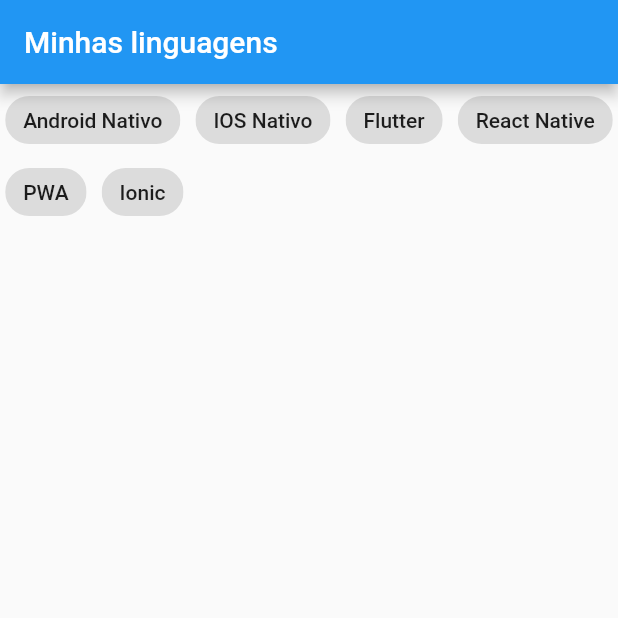
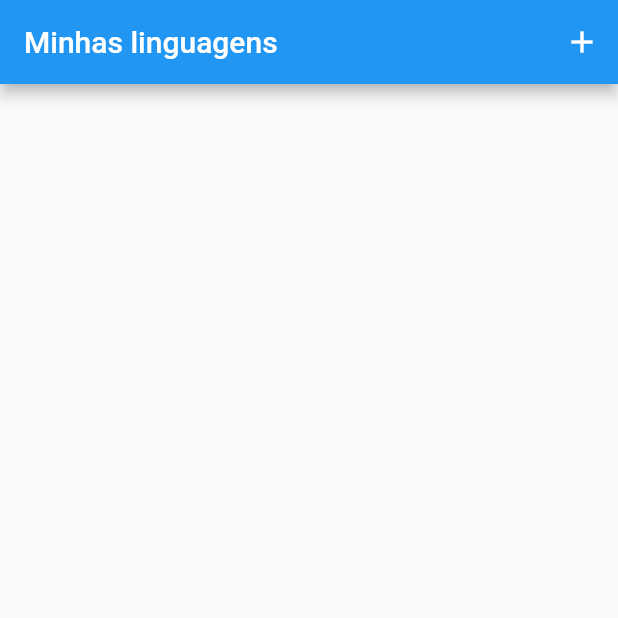
Before and after one commit to rm344672/projeto1-flutter, a Flutter app: the screen it shows after launch, on a phone screen of 412 x 824 dp, the top half of it. Run offline on Flutter 3.47's test engine with Material 2 defaults, Android fonts, the phone set to English and light mode, and no system bars.

Commit message:
Adicionado add button; Adicionada função para adicionar linguagens

```diff
--- a/lib/main.dart
+++ b/lib/main.dart
@@ -1,4 +1,5 @@
 import 'package:flutter/material.dart';
+import 'package:states_widgets_routes/screens/add.dart';
 import 'package:states_widgets_routes/screens/home.dart';
 
 void main() {
@@ -15,7 +16,11 @@ class MyApp extends StatelessWidget {
       theme: ThemeData(
         primarySwatch: Colors.blue,
       ),
-      home: MyHomePage(),
+      initialRoute: "/",
+      routes: {
+        "/": (context) => const MyHomePage(),
+        "/add": (context) => AddLanguage()
+      }
     );
   }
 }
--- a/lib/screens/home.dart
+++ b/lib/screens/home.dart
@@ -10,22 +10,23 @@ class MyHomePage extends StatefulWidget {
 }
 
 class _MyHomePageState extends State<MyHomePage> {
+  List<Language> languages = [];
 
-  List<Language> languages = [
-    Language("Android Nativo", "Linguagens C, Java, Kotlin"),
-    Language("IOS Nativo", "Linguagens Objective C e Swift"),
-    Language("Flutter", "Linguagens DART"),
-    Language("React Native", "Linguagens TypeScript e JavaScript"),
-    Language("PWA", "..."),
-    Language("Ionic", "...")
-  ];
   List<String> choices = ["Android Nativo", "IOS Nativo", "Flutter", "React Native", "PWA", "Ionic"];
   Widget title = const Text("Minhas linguagens");
 
   @override
   Widget build(BuildContext context) {
     return Scaffold(
-      appBar: AppBar(title: title),
+      appBar: AppBar(
+        title: title,
+        actions: [
+          IconButton(
+            icon: const Icon(Icons.add),
+            onPressed: _goToAddLanguage
+          )
+        ]
+      ),
       body: Column(children: [
         Wrap(
           spacing: 10,
@@ -36,6 +37,13 @@ class _MyHomePageState extends State<MyHomePage> {
           ))
       ]),
     );
+  }
+
+  void _goToAddLanguage(){
+    Future future = Navigator.pushNamed(context, "/add");
+    future.then((Language) => setState((){
+      languages.add(Language);
+    }));
   }
 
   List<Widget> buildItemsList(){
```
Also changed, not shown: lib/screens/add.dart (added, +74 -0 lines).
